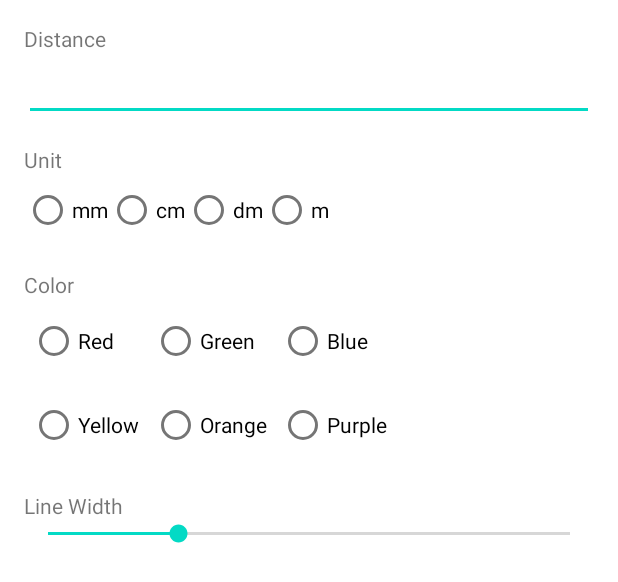
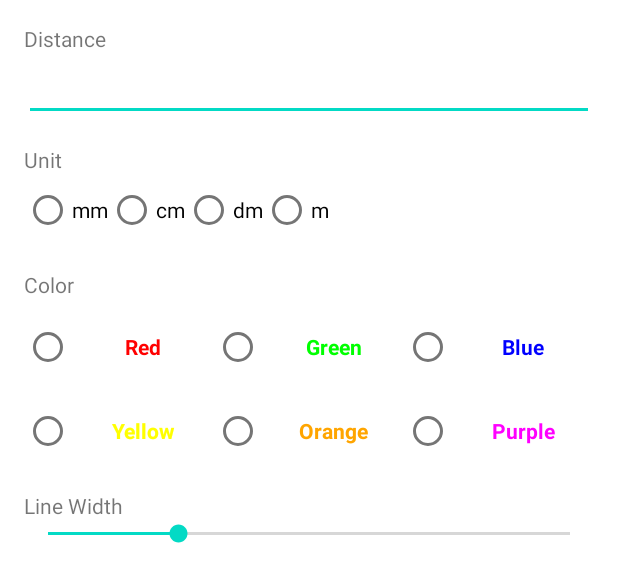
Before and after one commit to zfdang/dimension-marking-camera, an Android app: the layout dialog_annotation_properties.xml on its own in the app's theme, with its tools: preview values and no code run, on a phone screen of 412 x 824 dp. Shown: the top 582 px of the screen. Run offline under Robolectric (Android 15) with nearby library versions, the phone set to English and light mode, and no system bars.

Commit message:
first working version

```diff
--- a/app/src/main/java/com/zfdang/dimensioncam/ui/annotation/AnnotationDrawer.java
+++ b/app/src/main/java/com/zfdang/dimensioncam/ui/annotation/AnnotationDrawer.java
@@ -66,6 +66,9 @@ public class AnnotationDrawer {
             drawEndpoint(canvas, endX, endY, startX, startY, annotation.width * scaleFactor, arrowStyle);
 
             // Draw text
+            // Set text color to match annotation color
+            textPaint.setColor(annotation.color);
+
             // Show value and ID (1-based index) if requested
             String unitString = context.getString(Annotation.getUnitStringResource(annotation.unit));
             String text;
--- a/app/src/main/res/layout/dialog_annotation_properties.xml
+++ b/app/src/main/res/layout/dialog_annotation_properties.xml
@@ -39,45 +39,84 @@
         android:layout_marginTop="16dp"
         android:text="@string/label_color" />
 
-    <androidx.gridlayout.widget.GridLayout
-        android:id="@+id/rg_color"
+    <!-- Two rows of colors: each row is a horizontal LinearLayout with 3 equally-weighted RadioButtons -->
+    <LinearLayout
+        android:id="@+id/ll_colors_row1"
         android:layout_width="match_parent"
         android:layout_height="wrap_content"
-        android:columnCount="3"
-        android:rowCount="2"
         android:orientation="horizontal"
-        android:useDefaultMargins="true">
+        android:weightSum="3"
+        android:layout_marginTop="8dp">
+
         <RadioButton
             android:id="@+id/rb_red"
-            android:layout_width="wrap_content"
+            android:layout_width="0dp"
             android:layout_height="wrap_content"
-            android:text="@string/color_red" />
+            android:layout_weight="1"
+            android:gravity="center"
+            android:text="@string/color_red"
+            android:textColor="@color/red"
+            android:textStyle="bold" />
+
         <RadioButton
             android:id="@+id/rb_green"
-            android:layout_width="wrap_content"
+            android:layout_width="0dp"
             android:layout_height="wrap_content"
-            android:text="@string/color_green" />
+            android:layout_weight="1"
+            android:gravity="center"
+            android:text="@string/color_green"
+            android:textColor="@color/green"
+            android:textStyle="bold" />
+
         <RadioButton
             android:id="@+id/rb_blue"
-            android:layout_width="wrap_content"
+            android:layout_width="0dp"
             android:layout_height="wrap_content"
-            android:text="@string/color_blue" />
+            android:layout_weight="1"
+            android:gravity="center"
+            android:text="@string/color_blue"
+            android:textColor="@color/blue"
+            android:textStyle="bold" />
+    </LinearLayout>
+
+    <LinearLayout
+        android:id="@+id/ll_colors_row2"
+        android:layout_width="match_parent"
+        android:layout_height="wrap_content"
+        android:orientation="horizontal"
+        android:weightSum="3"
+        android:layout_marginTop="8dp">
+
         <RadioButton
             android:id="@+id/rb_yellow"
-            android:layout_width="wrap_content"
+            android:layout_width="0dp"
             android:layout_height="wrap_content"
-            android:text="@string/color_yellow" />
+            android:layout_weight="1"
+            android:gravity="center"
+            android:text="@string/color_yellow"
+            android:textColor="@color/yellow"
+            android:textStyle="bold" />
+
         <RadioButton
             android:id="@+id/rb_orange"
-            android:layout_width="wrap_content"
+            android:layout_width="0dp"
             android:layout_height="wrap_content"
-            android:text="@string/color_orange" />
+            android:layout_weight="1"
+            android:gravity="center"
+            android:text="@string/color_orange"
+            android:textColor="#FFA500"
+            android:textStyle="bold" />
+
         <RadioButton
             android:id="@+id/rb_purple"
-            android:layout_width="wrap_content"
+            android:layout_width="0dp"
             android:layout_height="wrap_content"
-            android:text="@string/color_purple" />
-    </androidx.gridlayout.widget.GridLayout>
+            android:layout_weight="1"
+            android:gravity="center"
+            android:text="@string/color_purple"
+            android:textColor="#FF00FF"
+            android:textStyle="bold" />
+    </LinearLayout>
 
     <TextView
         android:layout_width="wrap_content"
```
Also changed, not shown: app/src/main/java/com/zfdang/dimensioncam/ui/annotation/AnnotationFragment.java (+39 -7 lines).
